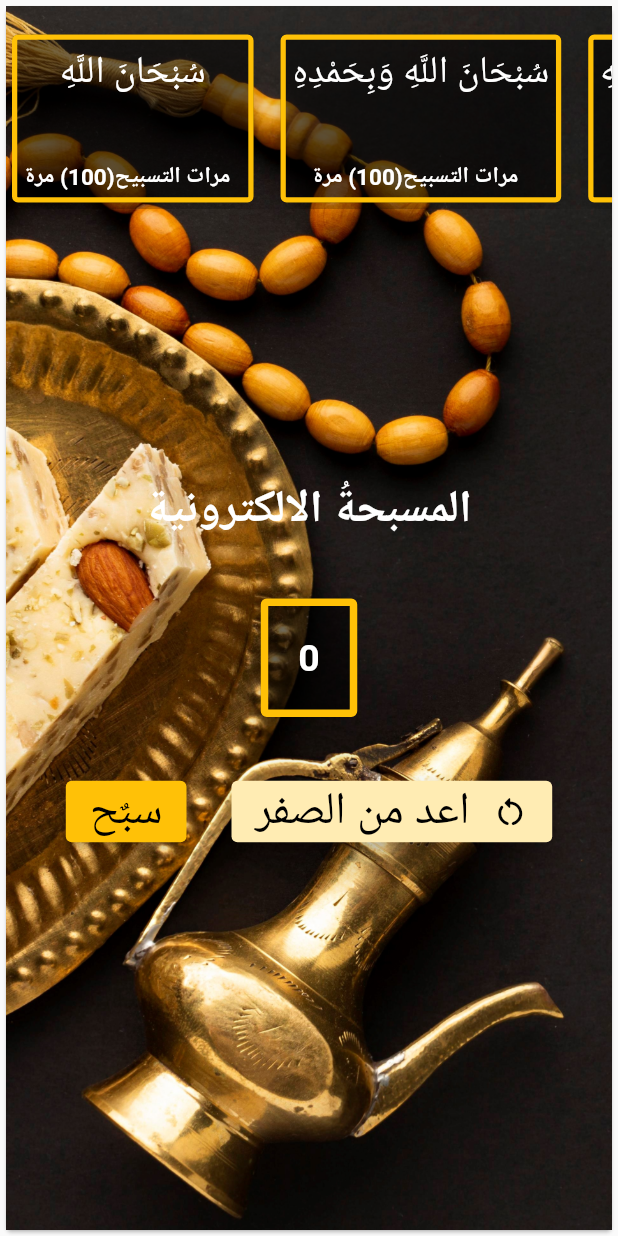
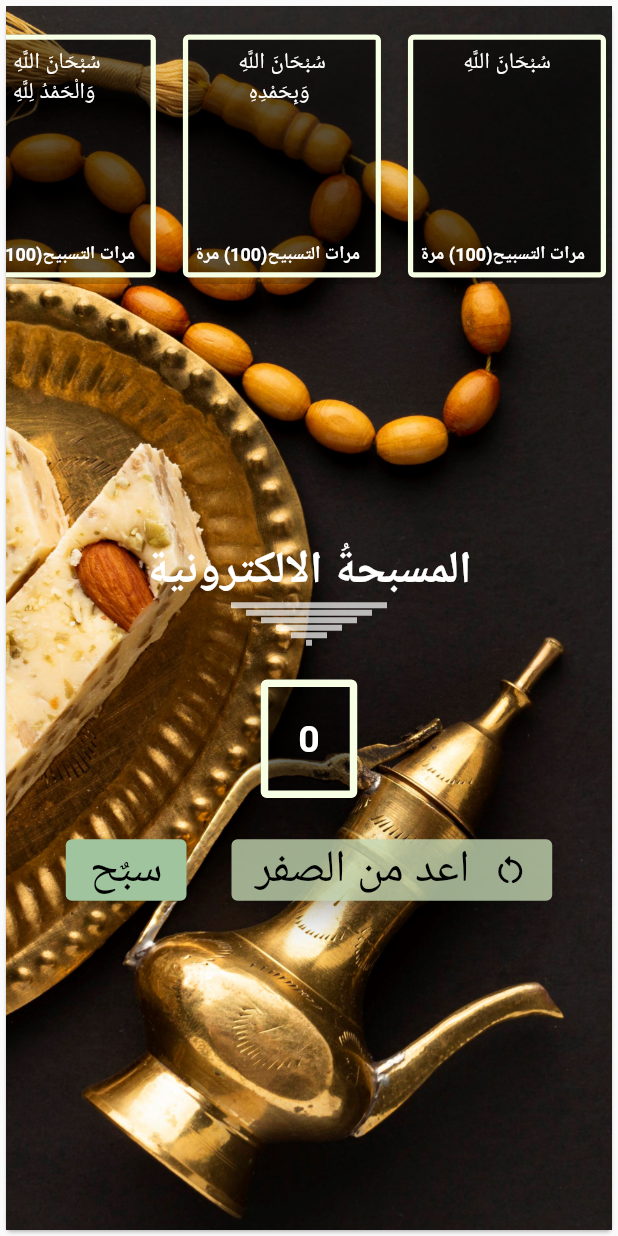
Before and after one commit to TaherSalah/azkary, a Flutter app: the AzkarCounter screen opened directly, on a phone screen of 412 x 824 dp. Run offline on Flutter 3.47's test engine with Material 2 defaults, Android fonts, the light colour scheme and no system bars; our stand-ins replace dio, flutter_rating_bar, google_fonts; network calls fail; Roboto replaces fonts that are missing (Cairo).

Commit message:
refactor and edit in azkar model

```diff
--- a/lib/app/model/counter_azkar_model.dart
+++ b/lib/app/model/counter_azkar_model.dart
@@ -3,7 +3,7 @@ List<String> azkarContent = [
   "حُطَّتْ خَطَايَاهُ وَإِنْ كَانَتْ مِثْلَ زَبَدِ الْبَحْرِ. لَمْ يَأْتِ أَحَدٌ يَوْمَ الْقِيَامَةِ بِأَفْضَلَ مِمَّا جَاءَ بِهِ إِلَّا أَحَدٌ قَالَ مِثْلَ مَا قَالَ أَوْ زَادَ عَلَيْهِ.",
   "تَمْلَآَنِ مَا بَيْنَ السَّمَاوَاتِ وَالْأَرْضِ.",
   "غرست له نخلة في الجنة.",
-  "كانت له عدل عشر رقاب، وكتبت له مئة حسنة، ومحيت عنه مئة سيئة، وكانت له حرزا من الشيطان.",
+  // "كانت له عدل عشر رقاب، وكتبت له مئة حسنة، ومحيت عنه مئة سيئة، وكانت له حرزا من الشيطان.",
   "كنز من كنوز الجنة.",
   "تملأ ميزان العبد بالحسنات.",
   "من صلى على حين يصبح وحين يمسى ادركته شفاعتى يوم القيامة.",
@@ -13,26 +13,25 @@ List<String> azkarContent = [
   "من قال الله أكبر كتبت له عشرون حسنة وحطت عنه عشرون سيئة. الله أكبر من كل شيء.",
   "خير الدنيا والآخرة",
   "قَالَ النَّبِيُّ صَلَّى اللَّهُ عَلَيْهِ وَسَلَّمَ \"عَجِبْتُ لَهَا ، فُتِحَتْ لَهَا أَبْوَابُ السَّمَاءِ\".",
-  "في كل مره تحط عنه عشر خطايا ويرفع له عشر درجات ويصلي الله عليه عشرا وتعرض على الرسول صلى الله عليه وسلم.",
+  // "في كل مره تحط عنه عشر خطايا ويرفع له عشر درجات ويصلي الله عليه عشرا وتعرض على الرسول صلى الله عليه وسلم.",
 ];
 List<String> azkarDescription = [
   'سُبْحَانَ اللَّهِ',
-  "سُبْحَانَ اللَّهِ وَبِحَمْدِهِ",
-  "سُبْحَانَ اللَّهِ وَالْحَمْدُ لِلَّهِ",
-  "سُبْحَانَ اللهِ العَظِيمِ وَبِحَمْدِهِ",
-  "ثقيلتان في الميزان حبيبتان إلى الرحمن.",
-  "سُبْحَانَ اللَّهِ وَبِحَمْدِهِ ، سُبْحَانَ اللَّهِ الْعَظِيمِ",
-  "لَا إلَه إلّا اللهُ وَحْدَهُ لَا شَرِيكَ لَهُ، لَهُ الْمُلْكُ وَلَهُ الْحَمْدُ وَهُوَ عَلَى كُلُّ شَيْءِ قَدِيرِ."
-      "لا حَوْلَ وَلا قُوَّةَ إِلا بِاللَّهِ",
+  "سُبْحَانَ اللَّهِ\n وَبِحَمْدِهِ",
+  "سُبْحَانَ اللَّهِ \n وَالْحَمْدُ لِلَّهِ",
+  "سبحان الله وبحمده\n سبحان الله العظيم",
+  // "كلمتان حبيبتان إلى الرحمن \n خفيفتان على اللسان ثقيلتان في الميزان\n سبحان الله وبحمده سبحان الله العظيم",
+  "لَا إلَه إلّا اللهُ وَحْدَهُ لَا شَرِيكَ لَهُ،\n لَهُ الْمُلْكُ وَلَهُ الْحَمْدُ وَهُوَ عَلَى\n كُلُّ شَيْءِ قَدِيرِ.",
+  "لا حَوْلَ وَلا قُوَّةَ إِلا بِاللَّهِ",
   "الْحَمْدُ للّهِ رَبِّ الْعَالَمِينَ",
-  "الْلَّهُم صَلِّ وَسَلِم وَبَارِك عَلَى سَيِّدِنَا مُحَمَّد",
+  "الْلَّهُم صَلِّ وَسَلِم وَبَارِك \nعَلَى سَيِّدِنَا مُحَمَّد",
   "أستغفر الله",
-  "سُبْحَانَ الْلَّهِ، وَالْحَمْدُ لِلَّهِ، وَلَا إِلَهَ إِلَّا الْلَّهُ، وَالْلَّهُ أَكْبَرُ",
+  "سُبْحَانَ الْلَّهِ، وَالْحَمْدُ لِلَّهِ،\nوَلَا إِلَهَ إِلَّا الْلَّهُ، وَالْلَّهُ أَكْبَرُ",
   "لَا إِلَهَ إِلَّا اللَّهُ",
   "الْلَّهُ أَكْبَرُ",
-  "سُبْحَانَ اللَّهِ ، وَالْحَمْدُ لِلَّهِ ، وَلا إِلَهَ إِلا اللَّهُ ، وَاللَّهُ أَكْبَرُ ، اللَّهُمَّ اغْفِرْ لِي ، اللَّهُمَّ ارْحَمْنِي ، اللَّهُمَّ ارْزُقْنِي.",
-  "اللَّهُ أَكْبَرُ كَبِيرًا ، وَالْحَمْدُ لِلَّهِ كَثِيرًا ، وَسُبْحَانَ اللَّهِ بُكْرَةً وَأَصِيلاً.",
-  "اللَّهُمَّ صَلِّ عَلَى مُحَمَّدٍ وَعَلَى آلِ مُحَمَّدٍ كَمَا صَلَّيْتَ عَلَى إِبْرَاهِيمَ , وَعَلَى آلِ إِبْرَاهِيمَ إِنَّكَ حَمِيدٌ مَجِيدٌ , اللَّهُمَّ بَارِكْ عَلَى مُحَمَّدٍ وَعَلَى آلِ مُحَمَّدٍ كَمَا بَارَكْتَ عَلَى إِبْرَاهِيمَ وَعَلَى آلِ إِبْرَاهِيمَ إِنَّكَ حَمِيدٌ مَجِيدٌ."
+  "سُبْحَانَ اللَّهِ،وَالْحَمْدُ لِلَّهِ،\nوَلا إِلَهَ إِلا اللَّهُ ،وَاللَّهُ أَكْبَرُ،\nاللَّهُمَّ اغْفِرْ لِي،وارْحَمْنِي.",
+  "اللَّهُ أَكْبَرُ كَبِيرًا\n،وَالْحَمْدُ لِلَّهِ كَثِيرًا،\nوَسُبْحَانَ اللَّهِ\n بُكْرَةً وَأَصِيلاً.",
+  // "اللَّهُمَّ صَلِّ عَلَى مُحَمَّدٍ وَعَلَى آلِ مُحَمَّد\nٍكَمَا صَلَّيْتَ عَلَى إِبْرَاهِيمَ , وَعَلَى آلِ إِبْرَاهِيمَ\nٍإِنَّكَ حَمِيدٌ مَجِيدٌ اللَّهُمَّ بَارِكْ عَلَى مُحَمَّدٍ وَعَلَى \nٍآلِ مُحَمَّدٍ كَمَا بَارَكْتَ عَلَى إِبْرَاهِيمَ وَعَلَى آلِ إِبْرَاهِيمَ \nٍ إِنَّكَ حَمِيدٌ مَجِيدٌ."
 ];
 List<int> azkarCount = [
   100,
@@ -51,5 +50,5 @@ List<int> azkarCount = [
   100,
   100,
   100,
-  100,
+  // 100,
 ];
--- /dev/null
+++ b/lib/app/shard/app_style.dart
@@ -0,0 +1,6 @@
+abstract class AppColor{
+  static const int whiteColor=0xffF7FFE5;
+  static const int primaryColor=0xffC4D7B2;
+  static const int secondaryColor=0xffA0C49D;
+
+}
--- a/lib/app/shard/widgets/about_item_builder.dart
+++ b/lib/app/shard/widgets/about_item_builder.dart
@@ -35,7 +35,7 @@ class AboutItemBuilder extends StatelessWidget {
           const SizedBox(
             height: 10,
           ),
-          Text('version : 1.0.0',
+          Text('version : 2.0.0',
               style: Theme.of(context).textTheme.bodyLarge!.copyWith(
                   fontSize: 16.5,
                   fontWeight: FontWeight.normal,
@@ -48,7 +48,7 @@ class AboutItemBuilder extends StatelessWidget {
             children: [
               const Icon(Icons.copyright_sharp, size: 20),
               Text(
-                'All Rights Reseved by Dev Taher Salah \u{1f60e}',
+                'All Rights Reserved by Dev Taher Salah \u{1f60e}',
                 style: GoogleFonts.merienda(fontSize: 14),
               ),
             ],
--- a/lib/app/shard/widgets/azkar_item_builder.dart
+++ b/lib/app/shard/widgets/azkar_item_builder.dart
@@ -27,7 +27,7 @@ class _AzkerItemBuilderState extends State<AzkerItemBuilder> {
           child: Padding(
             padding: const EdgeInsets.all(8.0),
             child: Card(
-                elevation: 10,
+                elevation: 14,
                 child: Padding(
                   padding: const EdgeInsets.symmetric(
                       horizontal: 20.0, vertical: 15),
@@ -54,7 +54,7 @@ class _AzkerItemBuilderState extends State<AzkerItemBuilder> {
           ),
         ),
         CircleAvatar(
-          backgroundColor: Colors.amber,
+          backgroundColor: const Color(0xffE1ECC8),
           child: Text(
             '${widget.azkarRepate}',
             textAlign: TextAlign.start,
--- /dev/null
+++ b/lib/app/shard/widgets/count_divider.dart
@@ -0,0 +1,50 @@
+import 'package:flutter/material.dart';
+
+Widget countDivider(){
+  return const Column(
+    children: [
+      Divider(
+        height: 5,
+        thickness: 4,
+        color: Colors.white70,
+        endIndent: 150,
+        indent: 150,
+      ),
+      Divider(
+        height: 5,
+        thickness: 4,
+        color: Colors.white70,
+        endIndent: 160,
+        indent: 160,
+      ),
+      Divider(
+        height: 5,
+        thickness: 4,
+        color: Colors.white70,
+        endIndent: 170,
+        indent: 170,
+      ),
+      Divider(
+        height: 5,
+        thickness: 4,
+        color: Colors.white70,
+        endIndent: 180,
+        indent: 180,
+      ),
+      Divider(
+        height: 5,
+        thickness: 4,
+        color: Colors.white70,
+        endIndent: 190,
+        indent: 190,
+      ),
+      Divider(
+        height: 5,
+        thickness: 4,
+        color: Colors.white70,
+        endIndent: 200,
+        indent: 200,
+      ),
+    ],
+  );
+}
--- a/lib/app/shard/widgets/counter_widget_builder.dart
+++ b/lib/app/shard/widgets/counter_widget_builder.dart
@@ -1,8 +1,11 @@
+import 'package:azkary/app/shard/app_style.dart';
+import 'package:azkary/app/shard/widgets/my_divider.dart';
 import 'package:flutter/material.dart';
 import 'package:google_fonts/google_fonts.dart';
 import 'package:provider/provider.dart';
 import '../../controller/azkar_controller.dart';
 import '../../model/counter_azkar_model.dart';
+import 'count_divider.dart';
 
 class CounterWidgetBuilder extends StatelessWidget {
   const CounterWidgetBuilder({super.key});
@@ -27,10 +30,11 @@ class CounterWidgetBuilder extends StatelessWidget {
                 height: 15,
               ),
               SizedBox(
-                height: 120,
+                height: 170,
                 width: double.infinity,
+                child: Directionality(
+                  textDirection: TextDirection.rtl,
                   child: ListView.separated(
-                    reverse: true,
                       // controller: _scrollController,
                       scrollDirection: Axis.horizontal,
                       physics: const BouncingScrollPhysics(),
@@ -41,6 +45,11 @@ class CounterWidgetBuilder extends StatelessWidget {
                             showDialog<String>(
                                 context: context,
                                 builder: (BuildContext context) => AlertDialog(
+                                      shape: const OutlineInputBorder(
+                                          borderSide: BorderSide(
+                                              color: Color(
+                                                  AppColor.secondaryColor),
+                                              width: 2)),
                                       elevation: 10,
                                       titleTextStyle: const TextStyle(),
                                       title: Text(
@@ -58,7 +67,11 @@ class CounterWidgetBuilder extends StatelessWidget {
                                             onPressed: () {
                                               Navigator.pop(context, 'OK');
                                             },
-                                          child: Text('تـــــم'),
+                                            style: const ButtonStyle(
+                                                backgroundColor:
+                                                    MaterialStatePropertyAll(
+                                                        Color(0xffF7FFE5))),
+                                            child: const Text('تـــــم'),
                                           ),
                                         ),
                                       ],
@@ -67,7 +80,7 @@ class CounterWidgetBuilder extends StatelessWidget {
                           child: Card(
                               shape: const OutlineInputBorder(
                                   borderSide: BorderSide(
-                              color: Colors.amber,
+                                color: Color(AppColor.whiteColor),
                                 width: 3.5,
                               )),
                               color: Colors.black.withOpacity(0.5),
@@ -80,8 +93,9 @@ class CounterWidgetBuilder extends StatelessWidget {
                                       MainAxisAlignment.spaceBetween,
                                   children: [
                                     Text(azkarDescription[index],
+                                        textAlign: TextAlign.center,
                                         style: GoogleFonts.cairo(
-                                          fontSize: 25, color: Colors.white)),
+                                            fontSize: 15, color: Colors.white)),
                                     // Text('" ${azkarContent[index]} "',
                                     //     style: GoogleFonts.cairo(
                                     //         fontSize: 15,
@@ -89,9 +103,9 @@ class CounterWidgetBuilder extends StatelessWidget {
                                     Text(
                                         '  مرات التسبيح(${azkarCount[index]})\ مرة',
                                         style: GoogleFonts.cairo(
-                                          fontSize: 15,
+                                            fontSize: 12,
                                             color: Colors.white,
-                                          fontWeight: FontWeight.bold)),
+                                            fontWeight: FontWeight.w600)),
                                   ],
                                 ),
                               )),
@@ -100,7 +114,8 @@ class CounterWidgetBuilder extends StatelessWidget {
                       separatorBuilder: (context, index) => const SizedBox(
                             width: 10,
                           ),
-                    itemCount: 10),
+                      itemCount: azkarDescription.length),
+                ),
               ),
             ],
           ),
@@ -110,20 +125,22 @@ class CounterWidgetBuilder extends StatelessWidget {
             crossAxisAlignment: CrossAxisAlignment.center,
             mainAxisAlignment: MainAxisAlignment.center,
             children: [
-              Padding(padding: EdgeInsets.symmetric(vertical: 30)),
+              const Padding(padding: EdgeInsets.symmetric(vertical: 70)),
               Text('المسبحةُ الالكترونية',
                   style: GoogleFonts.cairo(
                       fontSize: 30,
                       color: Colors.white,
                       fontWeight: FontWeight.bold)),
+              countDivider(),
               const SizedBox(
-                height: 35,
+                height: 18,
               ),
               Card(
                 elevation: 10,
                 color: Colors.black.withOpacity(0.5),
                 shape: const OutlineInputBorder(
-                    borderSide: BorderSide(color: Colors.amber, width: 5)),
+                    borderSide: BorderSide(
+                        color: Color(AppColor.whiteColor), width: 5)),
                 child: Container(
                   decoration: BoxDecoration(
                     borderRadius: BorderRadius.circular(22),
@@ -138,7 +155,7 @@ class CounterWidgetBuilder extends StatelessWidget {
                 ),
               ),
               const SizedBox(
-                height: 35,
+                height: 20,
               ),
               Row(
                 crossAxisAlignment: CrossAxisAlignment.center,
@@ -146,8 +163,8 @@ class CounterWidgetBuilder extends StatelessWidget {
                 children: [
                   ElevatedButton(
                       style: const ButtonStyle(
-                          backgroundColor:
-                              MaterialStatePropertyAll(Colors.amber)),
+                          backgroundColor: MaterialStatePropertyAll(
+                              Color(AppColor.secondaryColor))),
                       onPressed: () {
                         controller.incrementCount();
                       },
@@ -160,8 +177,9 @@ class CounterWidgetBuilder extends StatelessWidget {
                   ElevatedButton(
                       style: ButtonStyle(
                           elevation: const MaterialStatePropertyAll(8),
-                          backgroundColor:
-                              MaterialStatePropertyAll(Colors.amber.shade100)),
+                          backgroundColor: MaterialStatePropertyAll(
+                              const Color(AppColor.primaryColor)
+                                  .withOpacity(0.8))),
                       onPressed: () {
                         controller.restCount();
                       },
@@ -173,7 +191,7 @@ class CounterWidgetBuilder extends StatelessWidget {
                           const SizedBox(
                             width: 15,
                           ),
-                          Icon(Icons.restart_alt_rounded)
+                          const Icon(Icons.restart_alt_rounded)
                         ],
                       ))
                 ],
--- a/lib/app/shard/widgets/def_controller_tabs.dart
+++ b/lib/app/shard/widgets/def_controller_tabs.dart
@@ -9,6 +9,7 @@ import '../../views/counter_azkar.dart';
 import '../../views/post_prayer_azkar.dart';
 import '../../views/rokia.dart';
 import '../../views/sleep_azkar.dart';
+import '../app_style.dart';
 
 class DefControllerTabs extends StatelessWidget {
   const DefControllerTabs({super.key});
@@ -32,9 +33,9 @@ class DefControllerTabs extends StatelessWidget {
             centerTitle: true,
             bottom: TabBar(
                 padding: const EdgeInsets.all(10),
-                indicator: BoxDecoration(
-                    color: Color(0xffF7FFE5),
-                    borderRadius: const BorderRadius.only(
+                indicator: const BoxDecoration(
+                    color: Color(AppColor.whiteColor),
+                    borderRadius: BorderRadius.only(
                         bottomLeft: Radius.circular(30),
                         topRight: Radius.circular(30))),
                 isScrollable: true,
--- a/lib/app/shard/widgets/splach_builder.dart
+++ b/lib/app/shard/widgets/splach_builder.dart
@@ -1,3 +1,4 @@
+import 'package:azkary/app/shard/app_style.dart';
 import 'package:flutter/material.dart';
 
 class SplashItemBuilder extends StatefulWidget {
@@ -35,11 +36,11 @@ class _SplashItemBuilderState extends State<SplashItemBuilder> {
                 fontFamily: 'cairo',
                 fontSize: 20),
           ),
-          const SizedBox(
+           const SizedBox(
               height: 50,
               width: 50,
               child: CircularProgressIndicator(
-                color: Colors.amber,
+                color: Color(AppColor.secondaryColor),
                 strokeWidth: 10,
               )),
         ],
```
Lines whose indentation alone changed are shown as unchanged.
